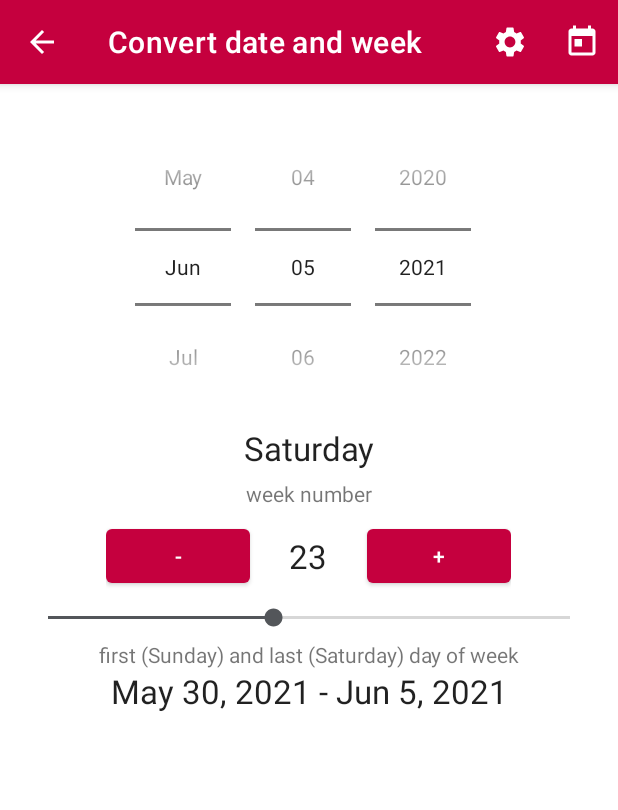
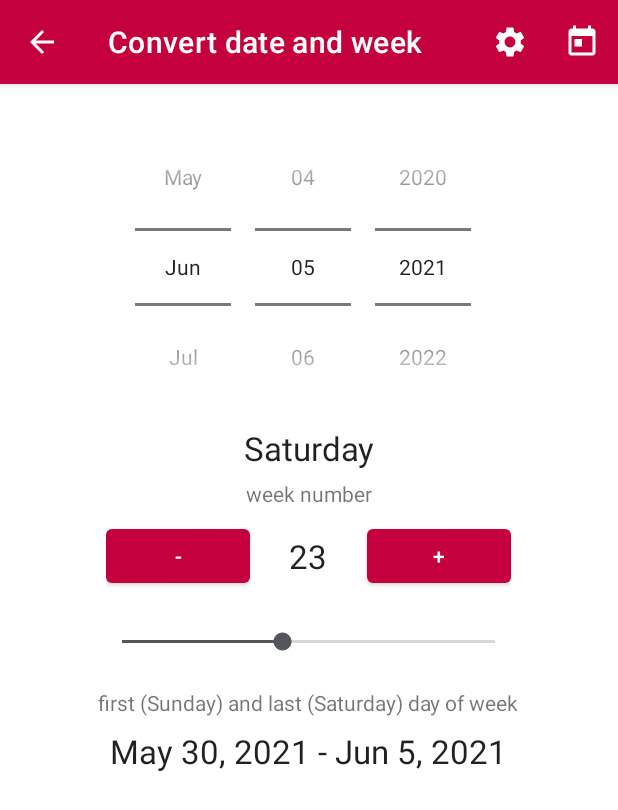
Before and after one commit to tkuenneth/TKWeek, an Android app: the screen it shows after launch (ModuleContainerActivity), after a tap on "Convert date and week", on a phone screen of 412 x 824 dp. Shown: the top 810 px of the screen. Run offline under Robolectric (Android 15) with nearby library versions, the phone set to English and light mode, and no system bars.

Commit message:
Update week_activity.xml

```diff
--- a/app/src/main/res/layout/week_activity.xml
+++ b/app/src/main/res/layout/week_activity.xml
@@ -72,25 +72,36 @@
 
         </RelativeLayout>
 
+        <androidx.appcompat.widget.LinearLayoutCompat
+            android:layout_width="wrap_content"
+            android:layout_height="wrap_content"
+            android:layout_gravity="center_horizontal"
+            android:orientation="vertical">
+
             <SeekBar
                 android:id="@+id/week_selection"
                 android:layout_width="match_parent"
-            android:layout_height="wrap_content" />
+                android:layout_height="wrap_content"
+                android:paddingTop="16dp"
+                android:paddingBottom="16dp" />
 
             <TextView
                 android:id="@+id/label_first_and_last_day_of_week"
-            android:layout_width="match_parent"
+                android:layout_width="wrap_content"
                 android:layout_height="wrap_content"
+                android:layout_gravity="center_horizontal"
                 android:layout_marginTop="6dp"
-            android:gravity="center_horizontal"
+                android:paddingBottom="8dp"
                 android:textAppearance="?android:attr/textAppearanceSmall" />
 
             <TextView
                 android:id="@+id/first_and_last_day_of_week"
-            android:layout_width="match_parent"
+                android:layout_width="wrap_content"
                 android:layout_height="wrap_content"
-            android:gravity="center"
+                android:layout_gravity="center_horizontal"
                 android:textAppearance="?android:attr/textAppearanceLarge" />
+
+        </androidx.appcompat.widget.LinearLayoutCompat>
 
     </LinearLayout>
 </ScrollView>
```
Lines whose indentation alone changed are shown as unchanged.
